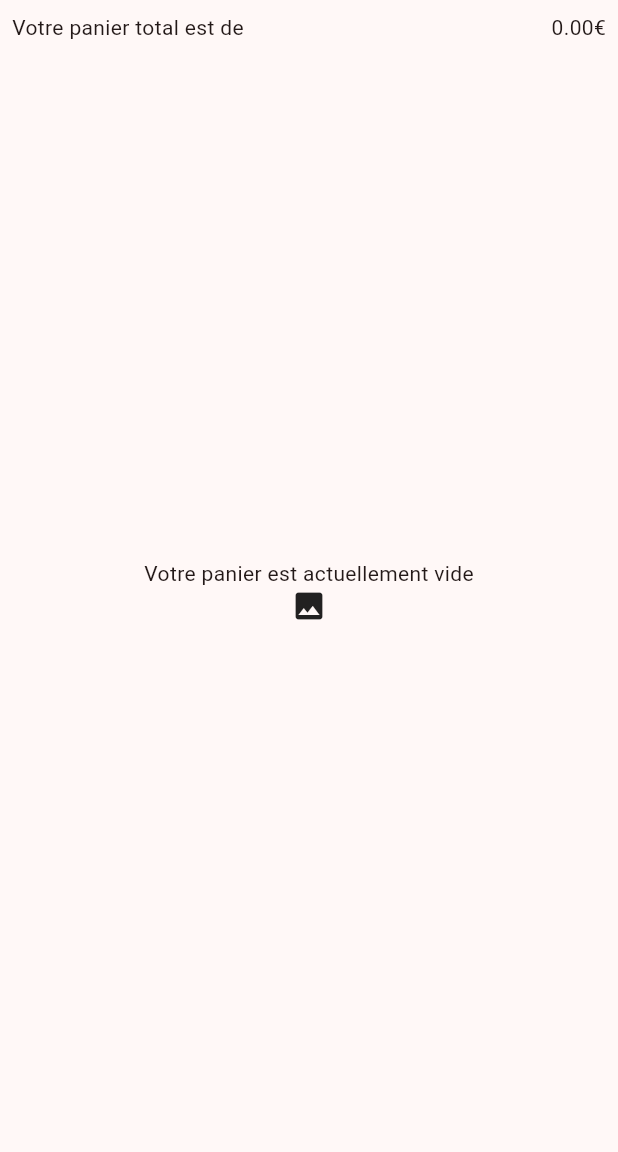
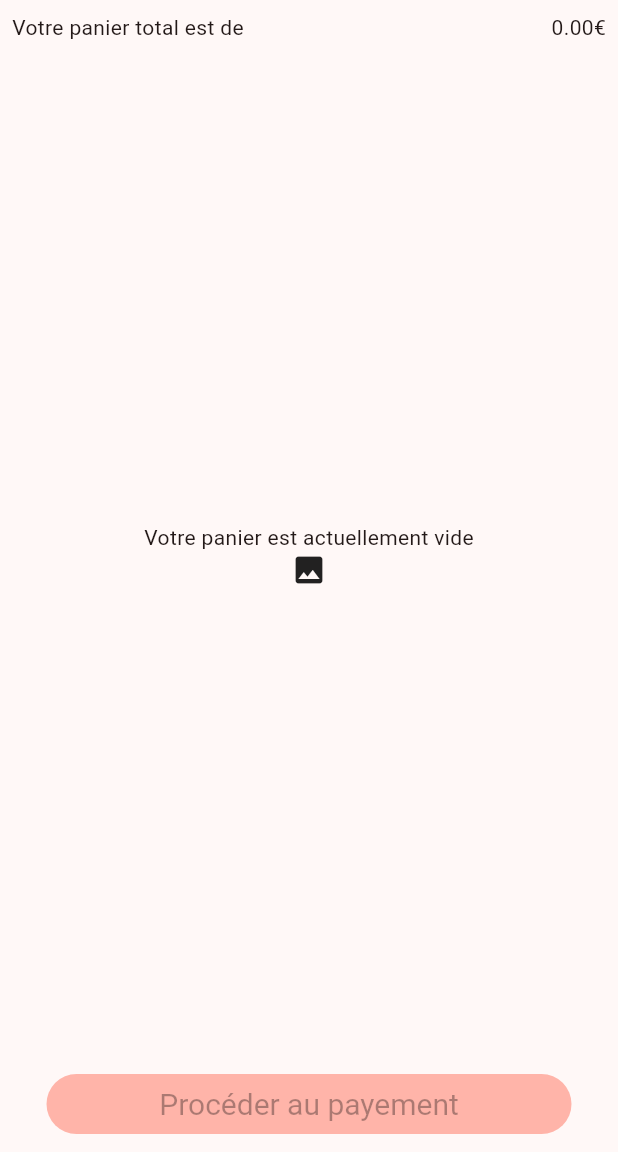
Before and after one commit to Valdorion/Flutter, a Flutter app: the CartPage screen opened by its route, on a phone screen of 412 x 824 dp, the part 84-1236 px from its top. Run offline on Flutter 3.47's test engine with Material 3 defaults, Android fonts, the phone set to English and light mode, and no system bars; our stand-ins replace flutter_map, go_router, latlong2; network calls fail.

Commit message:
ajout de la page de payement

```diff
--- a/lib/app.dart
+++ b/lib/app.dart
@@ -2,6 +2,7 @@ import 'package:epsi_shop/bo/article.dart';
 import 'package:epsi_shop/page/about_us_page.dart';
 import 'package:epsi_shop/page/cart_page.dart';
 import 'package:epsi_shop/page/detail_page.dart';
+import 'package:epsi_shop/page/payment_page.dart';
 import 'package:flutter/material.dart';
 import 'package:go_router/go_router.dart';
 
@@ -14,7 +15,12 @@ final _router = GoRouter(routes: [
   GoRoute(path: '/', builder: (_, __) => HomePage(), routes: [
     GoRoute(
       path: 'cart',
-      builder: (_, __) => CartPage(),
+      builder: (_, __) => CartPage(), routes: [
+        GoRoute(
+          path: 'payment',
+          builder: (_,__) => PaymentPage(),
+        )
+      ]
     ),
     GoRoute(
       path: 'about-us',
@@ -22,8 +28,8 @@ final _router = GoRouter(routes: [
     ),
     GoRoute(
         path: 'detail',
-        builder: (_, state) => DetailPage(article: state.extra as Article))
-  ])
+        builder: (_, state) => DetailPage(article: state.extra as Article)),
+  ]),
 ]);
 
 class MyApp extends StatelessWidget {
--- a/lib/bo/cart.dart
+++ b/lib/bo/cart.dart
@@ -6,6 +6,10 @@ class Cart with ChangeNotifier {
 
   String priceTotalInEuro() =>
       "${_items.fold(0 as num, (itemPrev, item) => itemPrev + item.prix) / 10}€";
+  String priceTotalInEuroTVA() =>
+      "${_items.fold(0 as num, (itemPrev, item) => itemPrev + item.prix) / 10 * 0.2}€";
+  String priceTotalInEuroAvecTVA() =>
+      "${_items.fold(0 as num, (itemPrev, item) => itemPrev + item.prix) / 10 * 1.2}€";
   //String priceTotalInEuroSimpl() {
   //  var prix = 0 as num;
   //  for (Article item in _items) {
--- a/lib/page/cart_page.dart
+++ b/lib/page/cart_page.dart
@@ -1,4 +1,5 @@
 import 'package:flutter/material.dart';
+import 'package:go_router/go_router.dart';
 import 'package:provider/provider.dart';
 
 import '../bo/cart.dart';
@@ -42,7 +43,18 @@ class EmptyCart extends StatelessWidget {
         Spacer(),
         Text("Votre panier est actuellement vide"),
         Icon(Icons.image),
-        Spacer()
+        Spacer(),
+
+        TextButton(
+          style: TextButton.styleFrom(
+            fixedSize: Size.fromWidth(350),
+            textStyle: const TextStyle(fontSize: 20),
+            foregroundColor: Colors.white,
+            backgroundColor: Theme.of(context).colorScheme.inversePrimary,
+          ),
+          onPressed: null,
+          child: const Text('Procéder au payement'),
+        ),
       ],
     );
   }
@@ -83,9 +95,25 @@ class ListCart extends StatelessWidget {
                                   .read<Cart>()
                                   .removeArticle(cart.items[index]),
                             ),
-                          )),
+                      )),
                 ),
+                Row(
+                  mainAxisAlignment: MainAxisAlignment.spaceAround,
+                  children: [
+                    TextButton(
+                      style: TextButton.styleFrom(
+                        fixedSize: Size.fromWidth(350),
+                        textStyle: const TextStyle(fontSize: 20),
+                        foregroundColor: Colors.white,
+                        backgroundColor: Theme.of(context).colorScheme.primary,
+                      ),
+                      onPressed: () => context.go('/cart/payment'),
+                      child: const Text('Procéder au payement'),
+                    ),
+                  ],
+                )
               ],
             ));
+
   }
 }
```
Also changed, not shown: lib/page/home_page.dart (+4 -4 lines), lib/page/payment_page.dart (added, +164 -0 lines).
